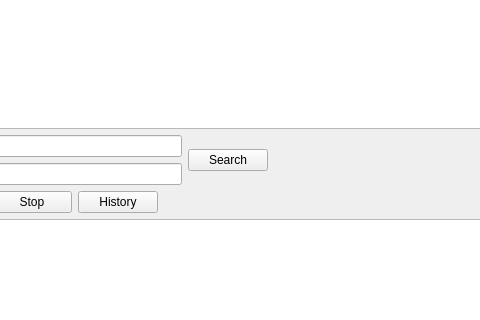
Before: the Qt Designer form rave/sedric/mainwindow.ui in pgathogo/raven, drawn with Qt 5; both pictures show x 359 to 839 and y 245 to 565 of the 944 by 687 pixel window.
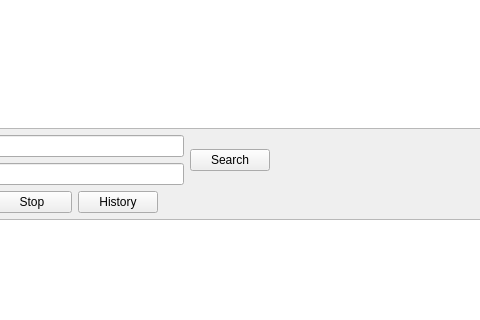
After: the same form once the commit is applied.

The edit to the form file:
```diff
--- a/rave/sedric/mainwindow.ui
+++ b/rave/sedric/mainwindow.ui
@@ -241,14 +241,14 @@
           <item>
            <widget class="QLabel" name="label">
             <property name="text">
-             <string>     </string>
+             <string/>
             </property>
            </widget>
           </item>
           <item>
            <layout class="QHBoxLayout" name="hlAudioMeter">
             <property name="leftMargin">
-             <number>5</number>
+             <number>10</number>
             </property>
             <property name="rightMargin">
              <number>5</number>
```
Left out of the diff: 28 changed lines with no effect on the pictures.
